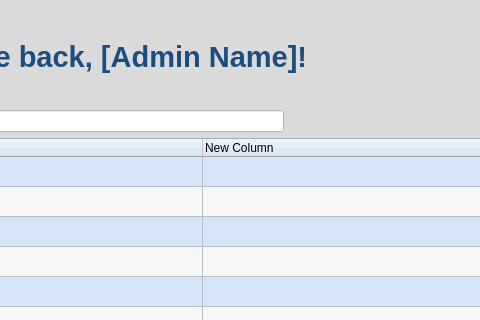
Above: borrowsearch.ui from apteryxxyz/cs106-a2-client before the change; both pictures show x 146 to 626 and y 0 to 320 of the 836 by 534 pixel window. Below: the same form after it.
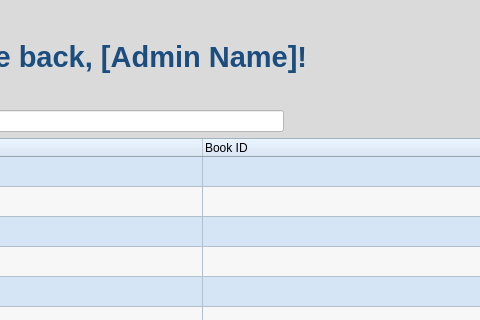
That is the form after the change. Icons and pictures are not drawn.

Commit message: Add borrow book and remove book

What changed in the file:
```diff
--- a/borrowsearch.ui
+++ b/borrowsearch.ui
@@ -188,7 +188,7 @@
         </column>
         <column>
          <property name="text">
-          <string>New Column</string>
+          <string>Book ID</string>
          </property>
          <property name="textAlignment">
           <set>AlignLeading|AlignVCenter</set>
```
The commit also changes 10 other files.
